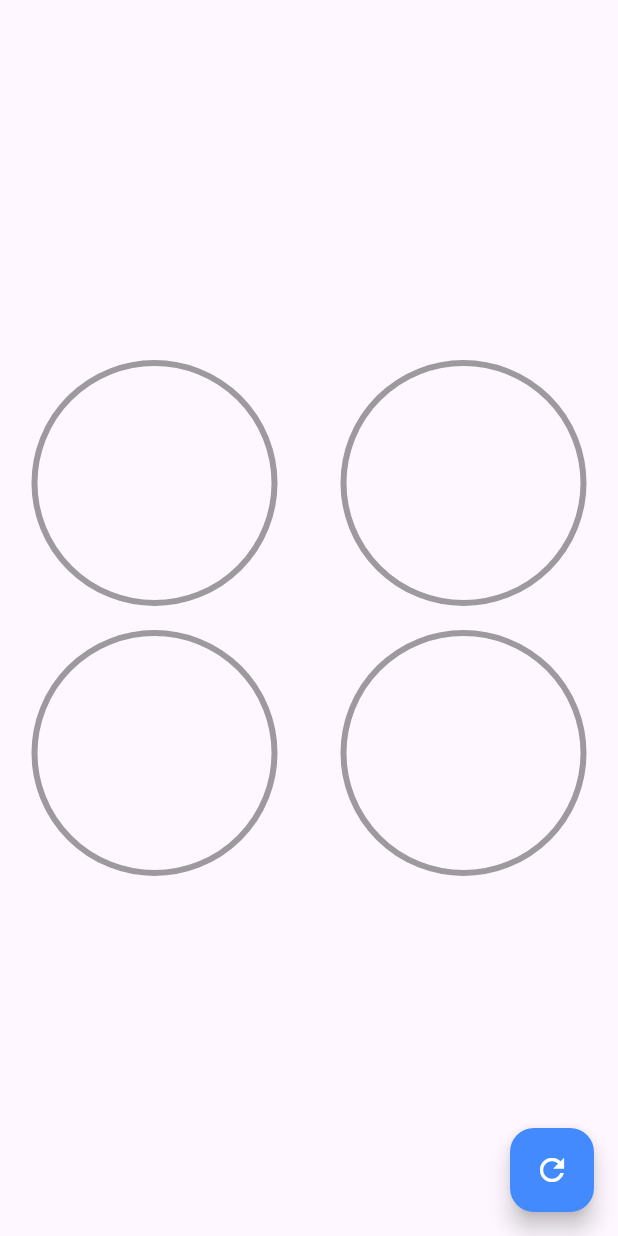
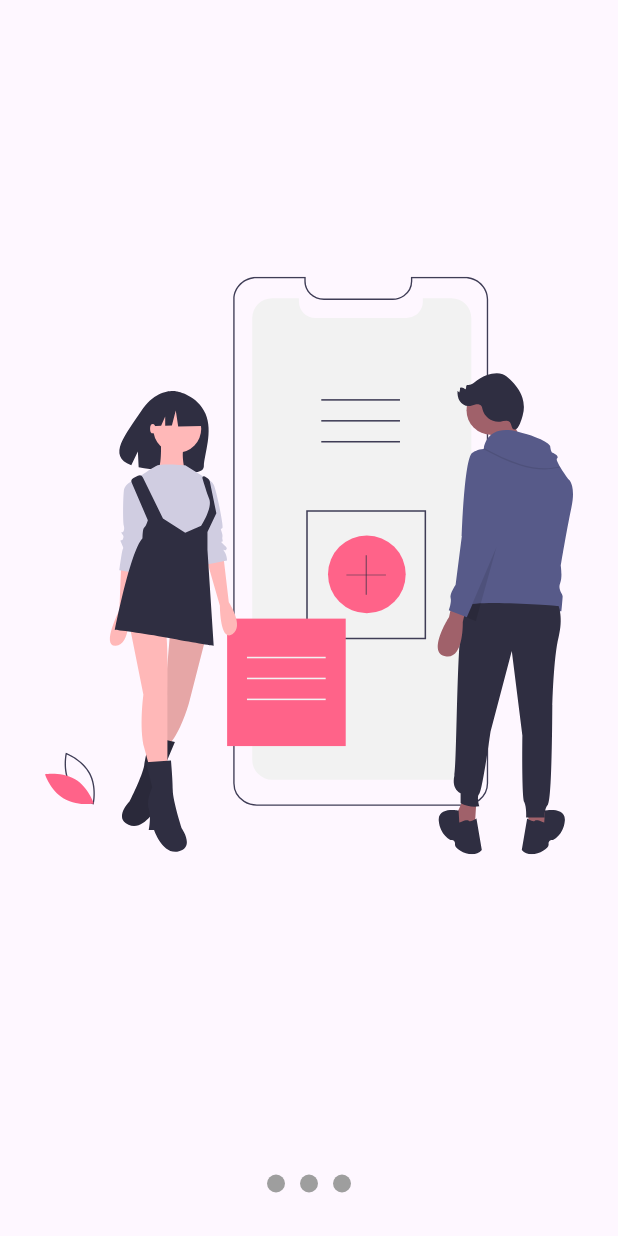
Before and after one commit to Neno2113/custom_painter, a Flutter app: the screen it shows after launch, on a phone screen of 412 x 824 dp. Run offline on Flutter 3.47's test engine with Material 3 defaults, Android fonts, the phone set to English and light mode, and no system bars; our stand-ins replace flutter_svg.

Commit message:
Replace CircularGraphicsScreen with SlideshowScreen and update dependencies

```diff
--- a/lib/main.dart
+++ b/lib/main.dart
@@ -1,6 +1,7 @@
 // import 'package:custom_painter/presentation/challenges/animated_square_screen.dart';
 // import 'package:custom_painter/presentation/labs/circular_progress_screen.dart';
-import 'package:custom_painter/presentation/screens/circular_graphics_screen.dart';
+// import 'package:custom_painter/presentation/screens/circular_graphics_screen.dart';
+import 'package:custom_painter/presentation/screens/slideshow_screen.dart';
 // import 'package:custom_painter/presentation/screens/animations_screen.dart';
 // import 'package:custom_painter/presentation/screens/header_screen.dart';
 import 'package:flutter/material.dart';
@@ -22,7 +23,7 @@ class MyApp extends StatelessWidget {
         colorScheme: ColorScheme.fromSeed(seedColor: Colors.deepPurple),
         useMaterial3: true,
       ),
-      home: const CircularGraphcsScreen(),
+      home: const SlideshowScreen(),
     );
   }
 }
--- /dev/null
+++ b/lib/presentation/screens/slideshow_screen.dart
@@ -0,0 +1,128 @@
+
+import 'package:flutter/material.dart';
+
+import 'package:flutter_svg/flutter_svg.dart';
+
+class SlideshowScreen extends StatelessWidget {
+  const SlideshowScreen({super.key});
+
+  @override
+  Widget build(BuildContext context) {
+    return Scaffold(
+
+      body: Center(
+        child: Column(
+          children: [
+            Expanded(
+              child: _Slides()
+            ),
+             const _Dots(),
+          ],
+        ),
+      ),
+    );
+  }
+}
+
+
+class _Dots extends StatelessWidget {
+  const _Dots();
+
+  @override
+  Widget build(BuildContext context) {
+    return const SizedBox(
+      width: double.infinity,
+      height: 70,
+      // color: Colors.red,
+      child: Row(
+        mainAxisAlignment: MainAxisAlignment.center,
+        children: [
+          _Dot(0),
+          _Dot(1),
+          _Dot(2),
+        ],
+      ),
+    );
+  }
+}
+
+class _Dot extends StatelessWidget {
+
+  final int index;
+
+  const _Dot(this.index);
+
+  @override
+  Widget build(BuildContext context) {
+    return Container(
+      width: 12,
+      height: 12,
+      margin: const EdgeInsets.symmetric(horizontal: 5),
+      decoration: const BoxDecoration(
+        color: Colors.grey,
+        shape: BoxShape.circle
+      ),
+    );
+  }
+}
+
+class _Slides extends StatefulWidget {
+
+
+  @override
+  State<_Slides> createState() => _SlidesState();
+}
+
+class _SlidesState extends State<_Slides> {
+
+  final pageViewcontroller = PageController();
+
+
+  @override
+  void initState() {
+    super.initState();
+
+    pageViewcontroller.addListener(() {
+      print('Pagina actual: ${pageViewcontroller.page}');
+    });
+
+  }
+
+
+  @override
+  void dispose() {
+    pageViewcontroller.dispose();
+    super.dispose();
+  }
+
+  @override
+  Widget build(BuildContext context) {
+    return Container(
+      child: PageView(
+        controller: pageViewcontroller,
+        children: [
+          const _Slide('assets/svgs/slide-1.svg'),
+          const _Slide('assets/svgs/slide-2.svg'),
+          const _Slide('assets/svgs/slide-3.svg'),
+        ],
+      ),
+    );
+  }
+}
+
+class _Slide extends StatelessWidget {
+
+  final String svg;
+
+  const _Slide(this.svg );
+
+  @override
+  Widget build(BuildContext context) {
+    return Container(
+      width: double.infinity,
+      height: double.infinity,
+      padding: const EdgeInsets.all(30),
+      child:  SvgPicture.asset(svg),
+    );
+  }
+}
```
Also changed, not shown: pubspec.yaml (+6 -14 lines), assets/svgs/slide-1.svg (added), assets/svgs/slide-2.svg (added), assets/svgs/slide-3.svg (added), assets/svgs/slide-4.svg (added), assets/svgs/slide-5.svg (added), pubspec.lock.
